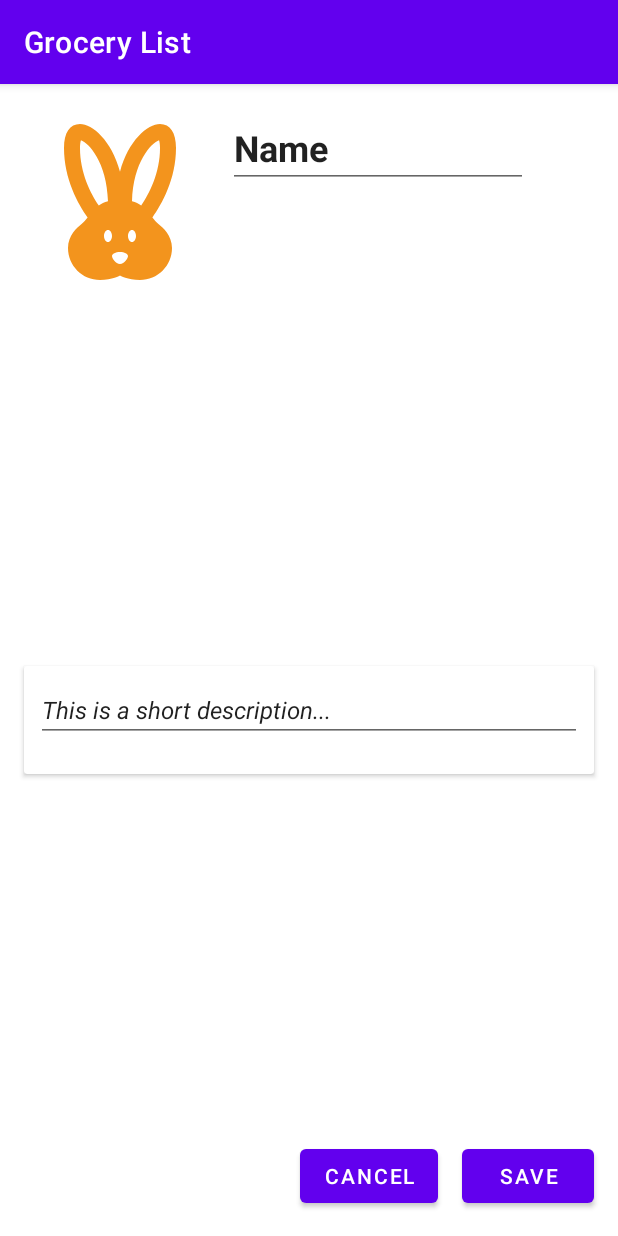
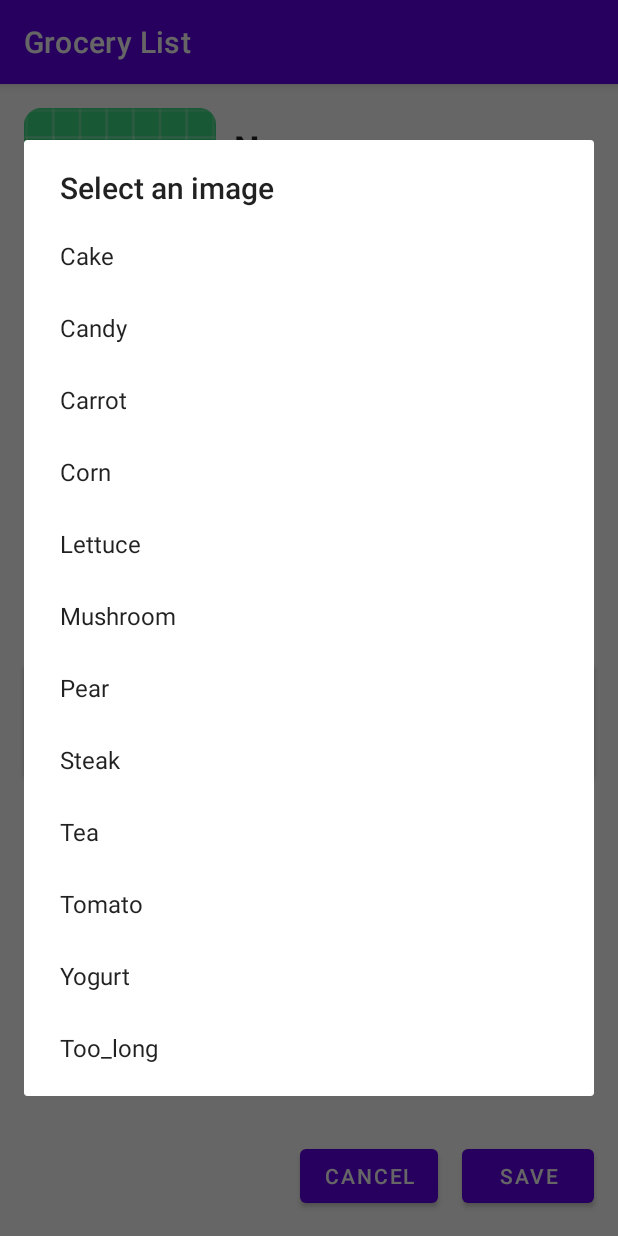
Before and after one commit to Kadeathdeluz/ListApp, an Android app: the fragment DetailFragment placed in its activity, after a tap on an icon or button, on a phone screen of 412 x 824 dp. Run offline under Robolectric (Android 15) with nearby library versions, the phone set to English and light mode, and no system bars; our stand-ins replace Room's generated code, navigation-ui; 5 statements that could not run were skipped.

Commit message:
- Image is now selectable.

```diff
--- a/app/src/main/java/proyectos/kade/listapp/ui/DetailFragment.kt
+++ b/app/src/main/java/proyectos/kade/listapp/ui/DetailFragment.kt
@@ -8,18 +8,21 @@ import android.widget.ImageView
 import android.widget.Toast
 import androidx.appcompat.app.AppCompatActivity
 import androidx.fragment.app.Fragment
+import androidx.lifecycle.MutableLiveData
 import androidx.lifecycle.ViewModelProvider
 import androidx.navigation.fragment.findNavController
 import androidx.navigation.fragment.navArgs
 import com.google.android.material.textfield.TextInputEditText
-import proyectos.kade.listapp.R
 import proyectos.kade.listapp.databinding.FragmentDetailBinding
 import proyectos.kade.listapp.model.Item
 import proyectos.kade.listapp.model.data.ItemRoomDatabase
 import proyectos.kade.listapp.repository.ItemRepository
 import proyectos.kade.listapp.viewmodel.ListViewModel
 import proyectos.kade.listapp.viewmodel.ListViewModelFactory
-import java.security.SecureRandom
+
+val currentImage: MutableLiveData<Int> by lazy {
+    MutableLiveData<Int>()
+}
 
 class DetailFragment : Fragment() {
     lateinit var viewModel: ListViewModel
@@ -32,7 +35,7 @@ class DetailFragment : Fragment() {
     private lateinit var nameTIET: TextInputEditText
     private lateinit var descriptionTIET: TextInputEditText
     private lateinit var photoIV: ImageView
-    private var currentImage: Int = R.drawable.cake
+
 
     override fun onCreateView(
         inflater: LayoutInflater, container: ViewGroup?,
@@ -68,8 +71,11 @@ class DetailFragment : Fragment() {
         binding.btnCancel.setOnClickListener { back() }
 
         photoIV.setOnClickListener {
-            currentImage = randomImage()
-            photoIV.setImageResource(currentImage)
+            selectImageDialog()
+        }
+
+        currentImage.observe(viewLifecycleOwner) { newImage ->
+            photoIV.setImageResource(newImage)
         }
 
     }
@@ -79,7 +85,7 @@ class DetailFragment : Fragment() {
         val item = Item(
             name = nameTIET.text.toString().trim(),
             description = descriptionTIET.text.toString().trim(),
-            photo = currentImage,
+            photo = currentImage.value ?: args.photo,
             checked = args.checked
         )
         if (args.id != -1) //args.id only will be -1 for new items so the id will autogenerate -> it's the same as passing a null
@@ -94,7 +100,12 @@ class DetailFragment : Fragment() {
 
     }
 
-    private fun randomImage(): Int =
+    private fun selectImageDialog() {
+        val dialog = SelectImageDialogFragment()
+        dialog.show(childFragmentManager, SelectImageDialogFragment.TAG)
+    }
+
+    /*private fun randomImage(): Int =
         when(SecureRandom().nextInt(11)+1) {
             1 -> R.drawable.cake
             2 -> R.drawable.candy
@@ -109,7 +120,7 @@ class DetailFragment : Fragment() {
             11 -> R.drawable.yogurt
             12 -> R.drawable.too_long
             else -> R.drawable.ic_launcher_foreground
-        }
+        }*/
 
     override fun onDestroy() {
         super.onDestroy()
--- /dev/null
+++ b/app/src/main/java/proyectos/kade/listapp/ui/SelectImageDialogFragment.kt
@@ -0,0 +1,59 @@
+package proyectos.kade.listapp.ui
+
+import android.app.AlertDialog
+import android.app.Dialog
+import android.os.Bundle
+import androidx.fragment.app.DialogFragment
+import proyectos.kade.listapp.R
+
+class SelectImageDialogFragment : DialogFragment() {
+    override fun onCreateDialog(savedInstanceState: Bundle?): Dialog =
+        activity?.let {
+            val names = arrayOf<String>(
+                "Cake",
+                "Candy",
+                "Carrot",
+                "Corn",
+                "Lettuce",
+                "Mushroom",
+                "Pear",
+                "Steak",
+                "Tea",
+                "Tomato",
+                "Yogurt",
+                "Too_long"
+            )
+            val values = arrayOf<Int>(
+                R.drawable.cake,
+                R.drawable.candy,
+                R.drawable.carrot,
+                R.drawable.corn,
+                R.drawable.lettuce,
+                R.drawable.mushroom,
+                R.drawable.pear,
+                R.drawable.steak,
+                R.drawable.tea,
+                R.drawable.tomatoe,
+                R.drawable.yogurt,
+                R.drawable.too_long
+            )
+            val mutMapOfImages = mutableMapOf<String,Int>()
+            for (count in names.indices) {
+                mutMapOfImages.put(names[count], values[count])
+            }
+
+            val builder = AlertDialog.Builder(it)
+            var selectedImage: Int
+            builder.setTitle(R.string.select_image)
+                .setItems(names
+                ) { _, which ->
+                    selectedImage = mutMapOfImages[names[which]] ?: R.drawable.ic_launcher_foreground
+                    currentImage.value = selectedImage
+                }
+            builder.create()
+        } ?: throw IllegalStateException("Activity cannot be null")
+
+    companion object {
+        const val TAG = "SelectImageDialog"
+    }
+}
--- a/app/src/main/res/values/strings.xml
+++ b/app/src/main/res/values/strings.xml
@@ -4,4 +4,5 @@
     <string name="edit_button">edit button</string>
     <!-- TODO: Remove or change this placeholder text -->
     <string name="hello_blank_fragment">Hello blank fragment</string>
+    <string name="select_image">Select an image</string>
 </resources>
```
